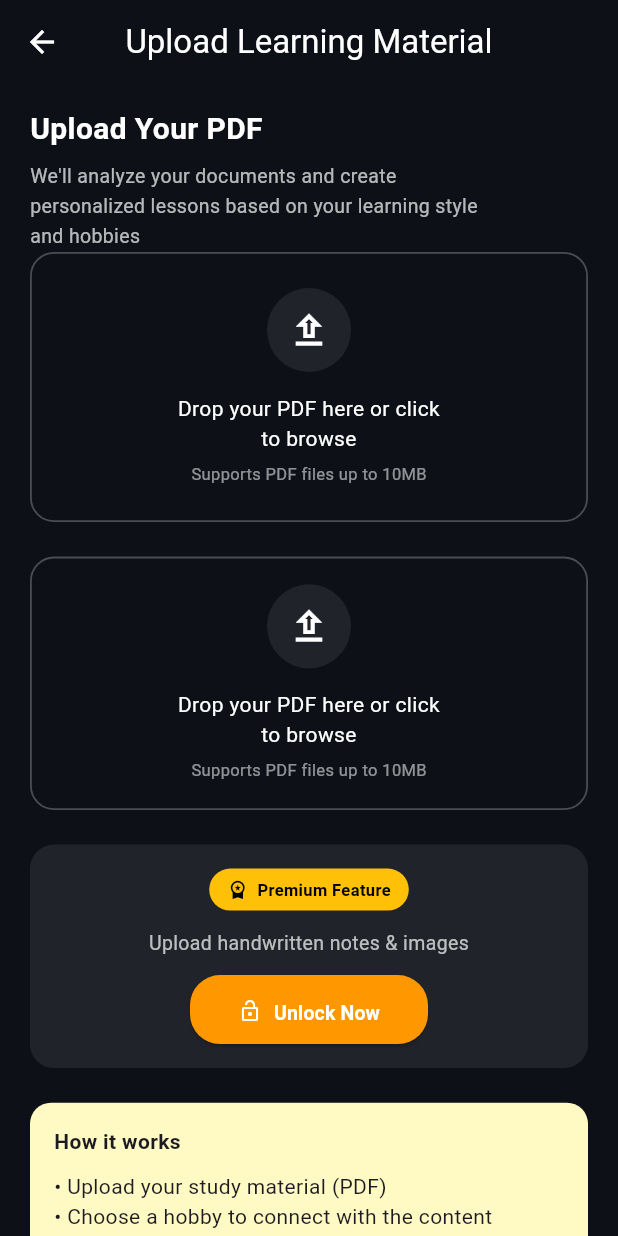
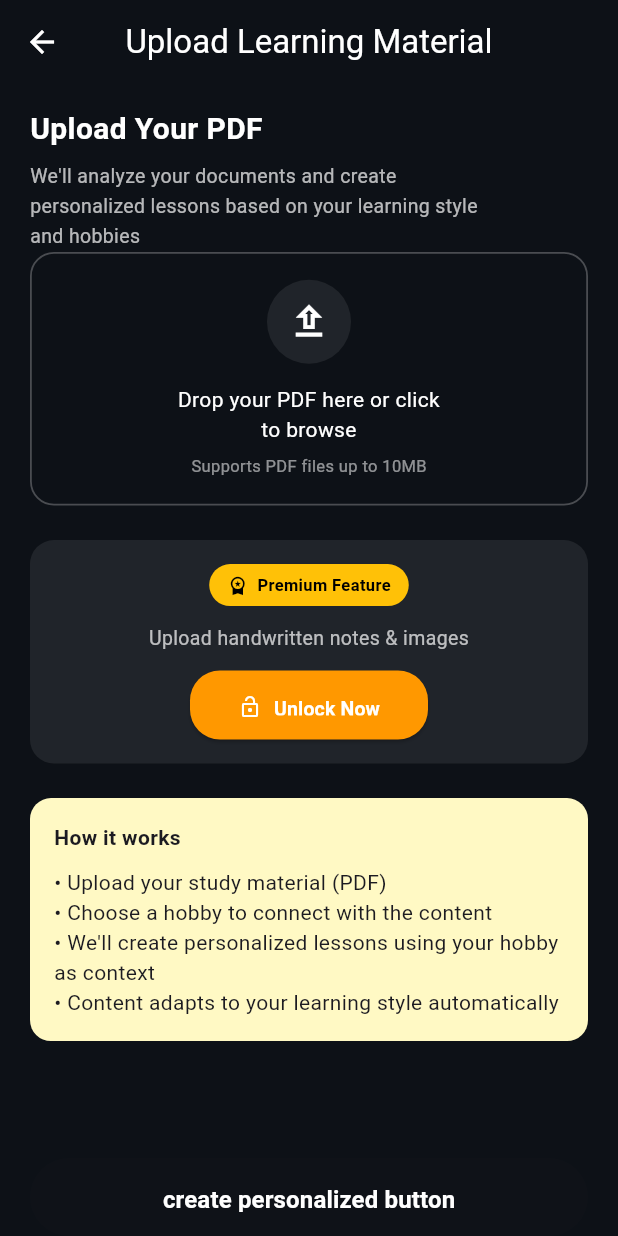
Before and after one commit to Study-Spark-LK/studyspark-frontend, a Flutter app: the UploadScreen screen opened by its route, on a phone screen of 412 x 824 dp. Run offline on Flutter 3.47's test engine with Material 3 defaults, Android fonts, the phone set to English and light mode, and no system bars; our stand-ins replace dio, file_picker, freezed_annotation, retrofit; missing offline and left inert: clerk_flutter; generated files the repository leaves out were written again.

Commit message:
update upload screen

```diff
--- a/lib/screens/upload_screen.dart
+++ b/lib/screens/upload_screen.dart
@@ -108,9 +108,7 @@ class _UploadScreenState extends State<UploadScreen> {
             return SingleChildScrollView(
               padding: const EdgeInsets.symmetric(horizontal: 20),
               child: ConstrainedBox(
-                constraints: BoxConstraints(
-                  minHeight: screenHeight,
-                ),
+                constraints: BoxConstraints(minHeight: screenHeight),
                 child: IntrinsicHeight(
                   child: Column(
                     crossAxisAlignment: CrossAxisAlignment.start,
@@ -136,81 +134,6 @@ class _UploadScreenState extends State<UploadScreen> {
                           height: 1.5,
                         ),
                       ),
-
-              InkWell(
-                onTap: _pickPDF,
-                borderRadius: BorderRadius.circular(16),
-                child: Container(
-                  width: double.infinity,
-                  height: 180,
-                  decoration: BoxDecoration(
-                    borderRadius: BorderRadius.circular(16),
-                    border: Border.all(
-                      color: _selectedFile != null
-                          ? const Color(0xFF4FC3F7)
-                          : Colors.white.withValues(alpha: 0.25),
-                      width: 1.2,
-                    ),
-                    color: _selectedFile != null
-                        ? const Color(0xFF4FC3F7).withValues(alpha: 0.1)
-                        : Colors.transparent,
-                  ),
-                  child: Column(
-                    mainAxisAlignment: MainAxisAlignment.center,
-                    children: [
-                      Container(
-                        width: 56,
-                        height: 56,
-                        decoration: BoxDecoration(
-                          color: _selectedFile != null
-                              ? const Color(0xFF4FC3F7).withValues(alpha: 0.2)
-                              : Colors.white.withValues(alpha: 0.08),
-                          borderRadius: BorderRadius.circular(28),
-                        ),
-                        child: Icon(
-                          _selectedFile != null
-                              ? Icons.picture_as_pdf
-                              : Icons.upload_outlined,
-                          color: _selectedFile != null
-                              ? const Color(0xFF4FC3F7)
-                              : Colors.white,
-                          size: 30,
-                        ),
-                      ),
-                      const SizedBox(height: 14),
-
-                      Text(
-                        _selectedFile != null
-                            ? _selectedFile!.name
-                            : 'Drop your PDF here or click\nto browse',
-                        textAlign: TextAlign.center,
-                        style: TextStyle(
-                          color: _selectedFile != null
-                              ? const Color(0xFF4FC3F7)
-                              : Colors.white,
-                          fontSize: 14,
-                          fontWeight: _selectedFile != null
-                              ? FontWeight.bold
-                              : FontWeight.normal,
-                        ),
-                        maxLines: 2,
-                        overflow: TextOverflow.ellipsis,
-                      ),
-                      const SizedBox(height: 6),
-                      Text(
-                        _selectedFile != null
-                            ? '${(_selectedFile!.size / (1024 * 1024)).toStringAsFixed(2)} MB'
-                            : 'Supports PDF files up to 10MB',
-                        style: const TextStyle(
-                          color: Colors.white54,
-                          fontSize: 11,
-                        ),
-                      ),
-                    ],
-                  ),
-                ),
-              ),
-                      SizedBox(height: screenHeight * 0.03),
 
                       /// Upload Box
                       InkWell(
@@ -239,7 +162,9 @@ class _UploadScreenState extends State<UploadScreen> {
                                 height: 56,
                                 decoration: BoxDecoration(
                                   color: _selectedFile != null
-                                      ? const Color(0xFF4FC3F7).withValues(alpha: 0.2)
+                                      ? const Color(
+                                          0xFF4FC3F7,
+                                        ).withValues(alpha: 0.2)
                                       : Colors.white.withValues(alpha: 0.08),
                                   borderRadius: BorderRadius.circular(28),
                                 ),
@@ -304,8 +229,11 @@ class _UploadScreenState extends State<UploadScreen> {
                               child: const Row(
                                 mainAxisSize: MainAxisSize.min,
                                 children: [
-                                  Icon(Icons.workspace_premium,
-                                      size: 14, color: Colors.black),
+                                  Icon(
+                                    Icons.workspace_premium,
+                                    size: 14,
+                                    color: Colors.black,
+                                  ),
                                   SizedBox(width: 6),
                                   Text(
                                     "Premium Feature",
@@ -322,8 +250,10 @@ class _UploadScreenState extends State<UploadScreen> {
                             const Text(
                               "Upload handwritten notes & images",
                               textAlign: TextAlign.center,
-                              style:
-                              TextStyle(color: Colors.white70, fontSize: 13),
+                              style: TextStyle(
+                                color: Colors.white70,
+                                fontSize: 13,
+                              ),
                             ),
                             const SizedBox(height: 12),
                             SizedBox(
@@ -341,8 +271,11 @@ class _UploadScreenState extends State<UploadScreen> {
                                 child: const Row(
                                   mainAxisSize: MainAxisSize.min,
                                   children: [
-                                    Icon(Icons.lock_open,
-                                        size: 16, color: Colors.white),
+                                    Icon(
+                                      Icons.lock_open,
+                                      size: 16,
+                                      color: Colors.white,
+                                    ),
                                     SizedBox(width: 8),
                                     Text(
                                       "Unlock Now",
@@ -362,36 +295,6 @@ class _UploadScreenState extends State<UploadScreen> {
 
                       SizedBox(height: screenHeight * 0.03),
 
-              // How it works
-              Container(
-                width: double.infinity,
-                padding: const EdgeInsets.all(16),
-                decoration: BoxDecoration(
-                  color: const Color(0xFFFFF9C4),
-                  borderRadius: BorderRadius.circular(14),
-                ),
-                child: const Column(
-                  crossAxisAlignment: CrossAxisAlignment.start,
-                  children: [
-                    Text(
-                      'How it works',
-                      style: TextStyle(
-                        fontWeight: FontWeight.bold,
-                        fontSize: 14,
-                      ),
-                    ),
-                    SizedBox(height: 10),
-                    Text('• Upload your study material (PDF)'),
-                    Text('• Choose a hobby to connect with the content'),
-                    Text(
-                      '• We\'ll create personalized lessons using your hobby as context',
-                    ),
-                    Text(
-                      '• Content adapts to your learning style automatically',
-                    ),
-                  ],
-                ),
-              ),
                       /// How it works
                       Container(
                         width: double.infinity,
@@ -412,11 +315,15 @@ class _UploadScreenState extends State<UploadScreen> {
                             ),
                             SizedBox(height: 10),
                             Text('• Upload your study material (PDF)'),
-                            Text('• Choose a hobby to connect with the content'),
                             Text(
-                                '• We\'ll create personalized lessons using your hobby as context'),
+                              '• Choose a hobby to connect with the content',
+                            ),
                             Text(
-                                '• Content adapts to your learning style automatically'),
+                              '• We\'ll create personalized lessons using your hobby as context',
+                            ),
+                            Text(
+                              '• Content adapts to your learning style automatically',
+                            ),
                           ],
                         ),
                       ),
@@ -439,7 +346,16 @@ class _UploadScreenState extends State<UploadScreen> {
                           ),
                           onPressed: (_selectedFile == null || _isUploading)
                               ? null
-                      : _uploadFile,
+                              : () async {
+                                  Navigator.push(
+                                    context,
+                                    MaterialPageRoute(
+                                      builder: (context) => LoadingScreen(),
+                                    ),
+                                  );
+
+                                  await _uploadFile();
+                                },
                           child: _isUploading
                               ? const SizedBox(
                                   height: 24,
@@ -450,7 +366,7 @@ class _UploadScreenState extends State<UploadScreen> {
                                   ),
                                 )
                               : const Text(
-                          'Continue',
+                                  'create personalized button',
                                   style: TextStyle(
                                     fontSize: 16,
                                     fontWeight: FontWeight.w600,
@@ -464,9 +380,9 @@ class _UploadScreenState extends State<UploadScreen> {
                 ),
               ),
             );
-          }
-        )
-      )
+          },
+        ),
+      ),
     );
   }
 }
```
Lines whose indentation alone changed are shown as unchanged.
